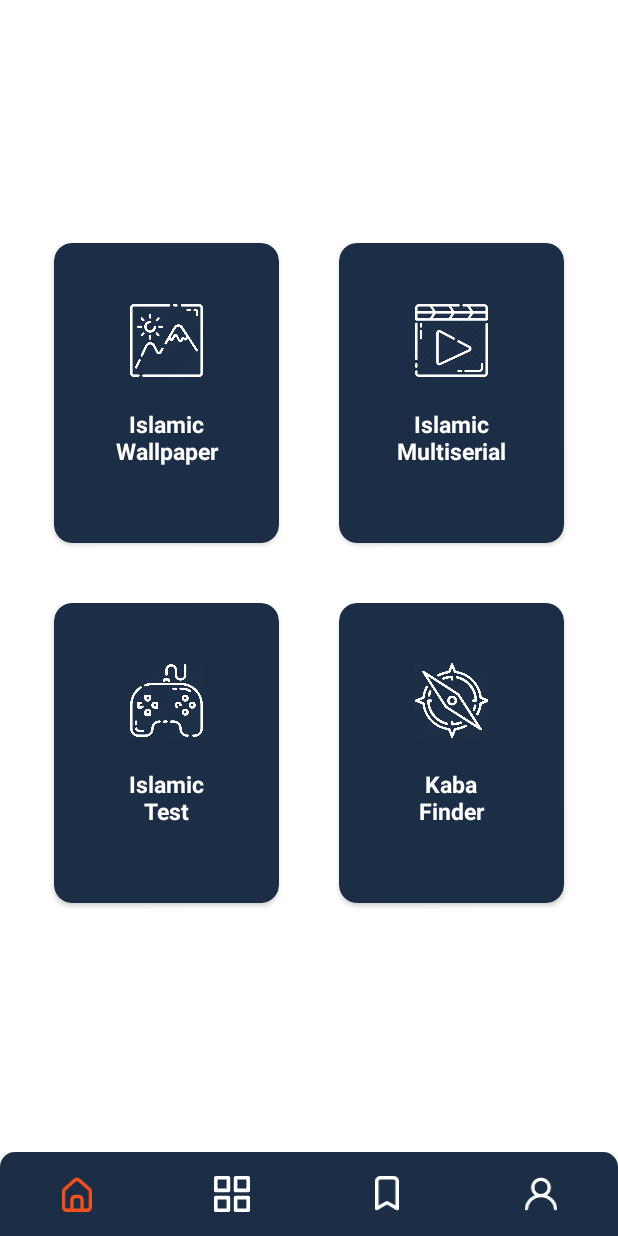
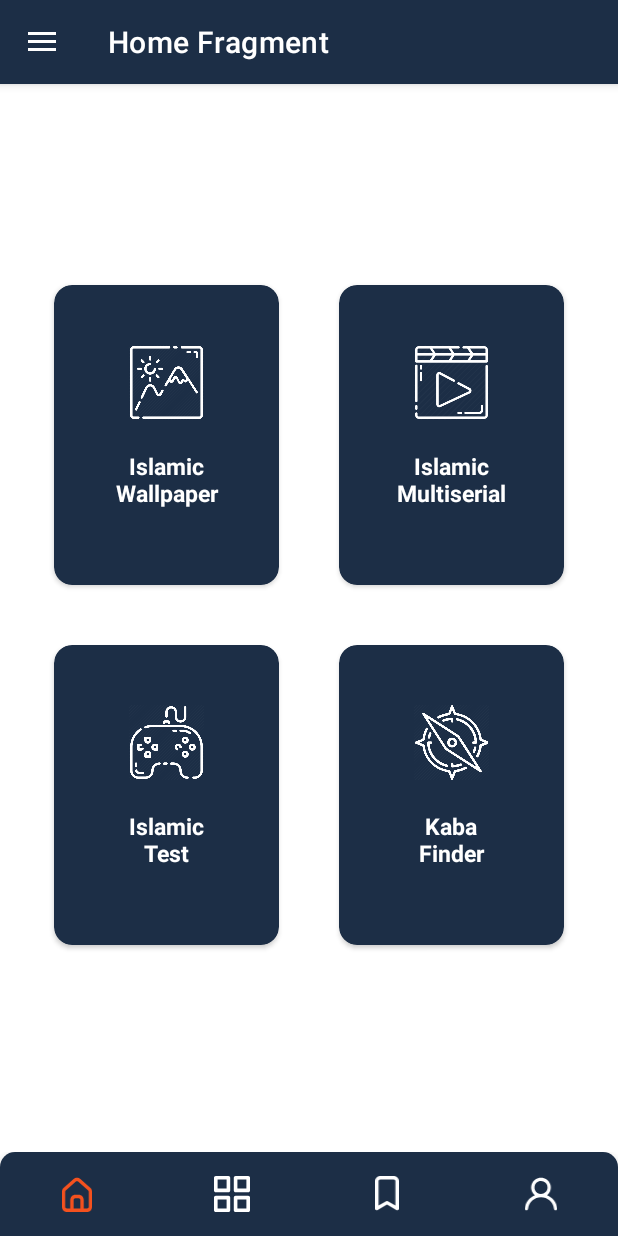
Before and after one commit to AkbarjonCoder/Paygambarlar-Tarixi, an Android app: the screen it shows after launch (MainActivity), on a phone screen of 412 x 824 dp. Run offline under Robolectric (Android 15) with nearby library versions, the phone set to English and light mode, and no system bars; our stand-ins replace navigation-ui.

Commit message:
Payg'ambarlar Tarixi2

```diff
--- a/app/src/main/AndroidManifest.xml
+++ b/app/src/main/AndroidManifest.xml
@@ -3,6 +3,8 @@
     xmlns:tools="http://schemas.android.com/tools">
 
     <uses-permission android:name="android.permission.SET_WALLPAPER" />
+    <uses-permission android:name="android.permission.READ_EXTERNAL_STORAGE"/>
+
     <application
         android:allowBackup="true"
         android:dataExtractionRules="@xml/data_extraction_rules"
--- a/app/src/main/res/layout/fragment_detail.xml
+++ b/app/src/main/res/layout/fragment_detail.xml
@@ -51,7 +51,7 @@
             android:backgroundTint="@color/primary"/>
 
         <com.google.android.material.floatingactionbutton.FloatingActionButton
-            android:id="@+id/btnBinasa"
+            android:id="@+id/btnSaveGallery"
             android:layout_width="wrap_content"
             android:layout_height="wrap_content"
             android:src="@drawable/ic_baseline_arrow_downward_24"
@@ -60,7 +60,7 @@
             android:backgroundTint="@color/primary"/>
 
         <com.google.android.material.floatingactionbutton.FloatingActionButton
-            android:id="@+id/btnLike"
+            android:id="@+id/btnShare"
             android:layout_width="wrap_content"
             android:layout_height="wrap_content"
             android:src="@drawable/ic_share"
--- a/app/src/main/res/values/themes.xml
+++ b/app/src/main/res/values/themes.xml
@@ -1,6 +1,6 @@
 <resources >
 
-    <style name="Theme.PaygambarlarTarixi" parent="Theme.MaterialComponents.DayNight.NoActionBar">
+    <style name="Theme.PaygambarlarTarixi" parent="Theme.MaterialComponents.DayNight.DarkActionBar">
         <item name="colorPrimary">@color/primary</item>
         <item name="colorPrimaryVariant">@color/primary</item>
         <item name="colorOnPrimary">@color/white</item>
```
Also changed, not shown: app/src/main/java/com/example/paygambarlartarixi/fragment/DetailFragment.kt (+8 -10 lines).
